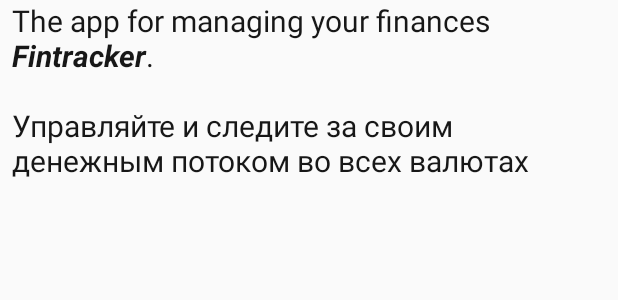
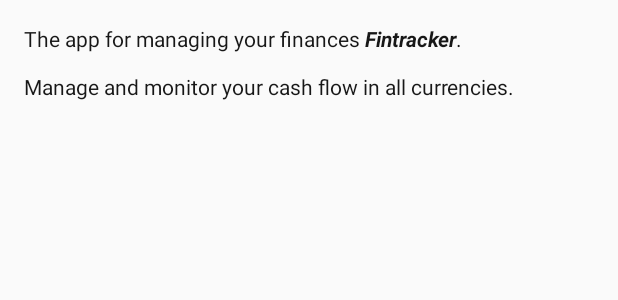
Before and after one commit to Meliphant/yandex-finance, an Android app: the layout dialog_about.xml on its own in the app's theme, with its tools: preview values and no code run, on a phone screen of 412 x 824 dp. Shown: the top 300 px of the screen. Run offline under Robolectric (Android 15) with nearby library versions, the phone set to English and light mode, and no system bars.

Commit message:
About screen finished

```diff
--- a/app/src/main/java/ya/co/yandex_finance/ui/MainActivity.kt
+++ b/app/src/main/java/ya/co/yandex_finance/ui/MainActivity.kt
@@ -1,10 +1,14 @@
 package ya.co.yandex_finance.ui
 
+import android.content.DialogInterface
 import android.content.Intent
+import android.graphics.Color
+import android.net.Uri
 import android.os.Bundle
 import android.support.v7.app.AlertDialog
 import android.view.Menu
 import android.view.MenuItem
+import android.widget.Toast
 import com.arellomobile.mvp.MvpAppCompatActivity
 import ya.co.yandex_finance.R
 import ya.co.yandex_finance.app.di.appComponent
@@ -70,6 +74,10 @@
     private fun showAboutDialog() {
         AlertDialog.Builder(this@MainActivity)
                 .setView(R.layout.dialog_about)
+                .setTitle(R.string.about_title)
+                .setPositiveButton(android.R.string.ok){dialog, _ ->
+                    dialog.dismiss();
+                }
                 .create()
                 .show()
     }
--- a/app/src/main/res/layout/dialog_about.xml
+++ b/app/src/main/res/layout/dialog_about.xml
@@ -1,16 +1,11 @@
 <?xml version="1.0" encoding="utf-8"?>
 <android.support.v7.widget.LinearLayoutCompat xmlns:android="http://schemas.android.com/apk/res/android"
     android:layout_width="match_parent"
-    android:layout_height="match_parent">
-
+    android:layout_height="match_parent"
+    android:padding="16dp">
     <TextView
         android:layout_width="wrap_content"
         android:layout_height="wrap_content"
-        android:layout_marginBottom="8dp"
-        android:layout_marginEnd="8dp"
-        android:layout_marginStart="8dp"
         android:text="@string/about_text"
-        android:textColor="#e8000000"
-        android:textSize="20sp" />
-
+        android:textColor="#e8000000" />
 </android.support.v7.widget.LinearLayoutCompat>
--- a/app/src/main/res/values/strings.xml
+++ b/app/src/main/res/values/strings.xml
@@ -7,7 +7,7 @@
     <!--about screen-->
     <string name="about_title">About</string>
     <string name="about_text">The app for managing your finances <b><i>Fintracker</i></b>.
-        \n\nУправляйте и следите за своим денежным потоком во всех валютах</string>
+        \n\nManage and monitor your cash flow in all currencies.</string>
 
     <!--settings screen-->
     <string name="settings_title">Settings</string>
```
